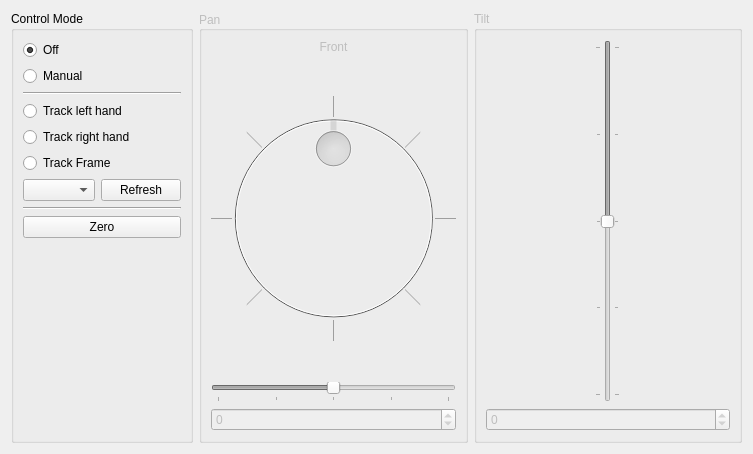
The window that vigir_head_control_widget/resource/head_control_widget.ui (team-vigir/vigir_manipulation_planning) describes before a commit, drawn with Qt 5.
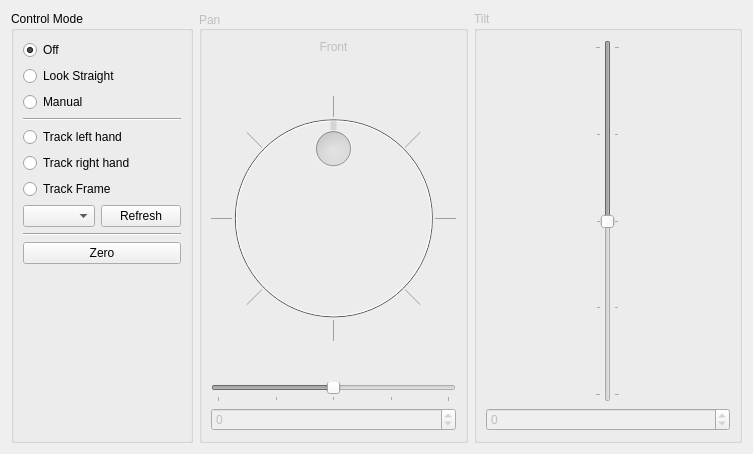
The same window after the commit.

Commit message: added look straight

The edit to the form file:
```diff
--- a/vigir_head_control_widget/resource/head_control_widget.ui
+++ b/vigir_head_control_widget/resource/head_control_widget.ui
@@ -50,6 +50,13 @@
           </property>
          </widget>
         </item>
+        <item>
+         <widget class="QRadioButton" name="modeLookStraightRadioButton">
+          <property name="text">
+           <string>Look Straight</string>
+          </property>
+         </widget>
+        </item>
         <item>
          <widget class="QRadioButton" name="modeManualRadioButton">
           <property name="text">
```
The commit also changes 3 other files.
